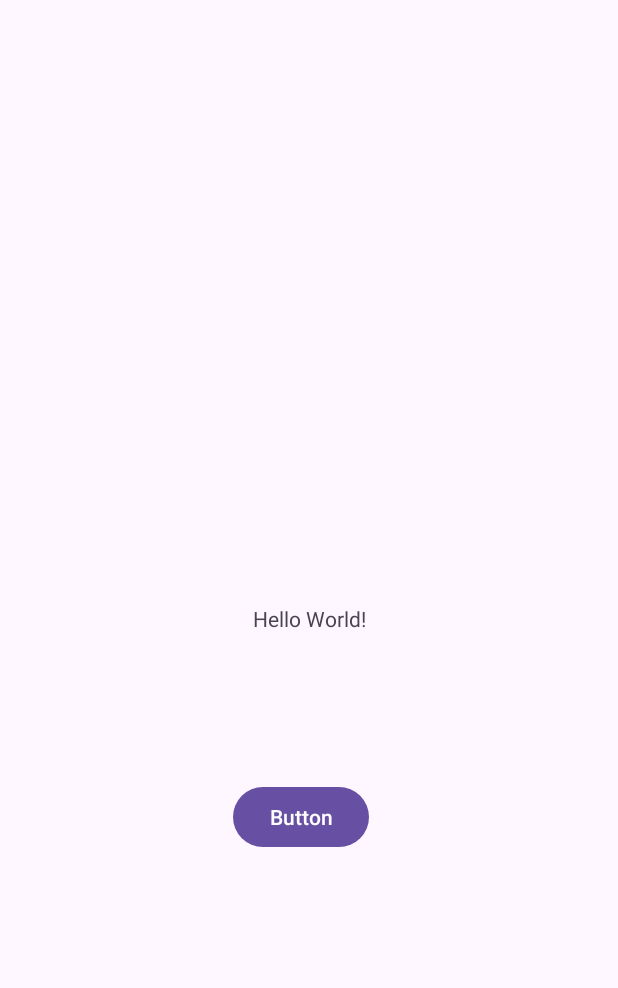
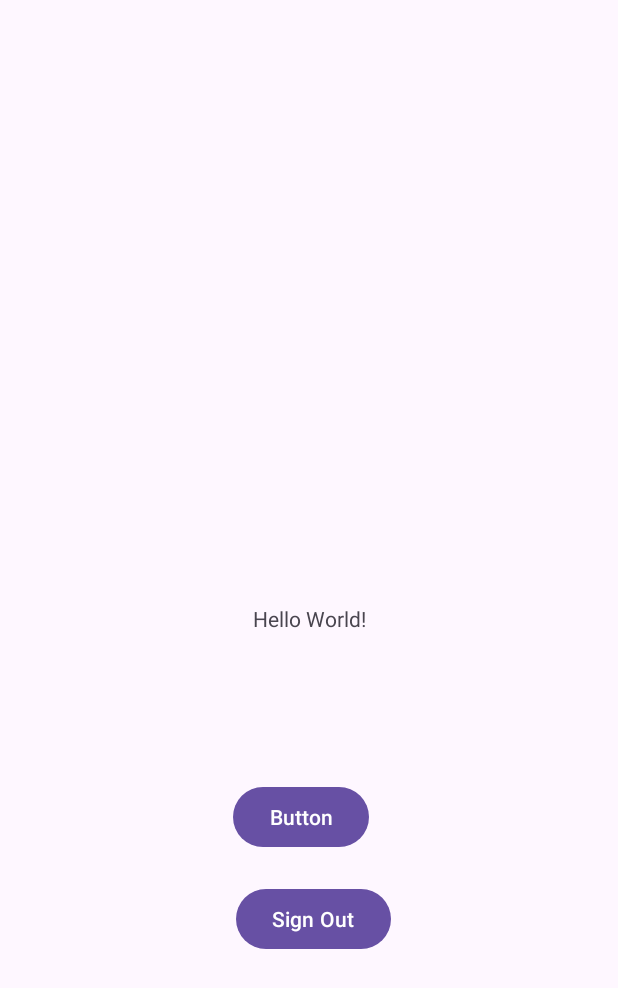
Before and after one commit to MarkusCasius/SoftwareDevelopmentAssignment2, an Android app: the layout activity_main.xml on its own in the app's theme, with its tools: preview values and no code run, on a phone screen of 412 x 824 dp. Shown: the top 988 px of the screen. Run offline under Robolectric (Android 15) with nearby library versions, the phone set to English and light mode, and no system bars.

```diff
--- a/Assessment2/app/src/main/res/layout/activity_main.xml
+++ b/Assessment2/app/src/main/res/layout/activity_main.xml
@@ -33,4 +33,18 @@
         app:layout_constraintTop_toBottomOf="@+id/textView"
         app:layout_constraintVertical_bias="1.0" />
 
+    <Button
+        android:id="@+id/SignOutButton"
+        android:layout_width="wrap_content"
+        android:layout_height="wrap_content"
+        android:layout_marginStart="163dp"
+        android:layout_marginTop="19dp"
+        android:layout_marginEnd="157dp"
+        android:layout_marginBottom="187dp"
+        android:text="Sign Out"
+        app:layout_constraintBottom_toBottomOf="parent"
+        app:layout_constraintEnd_toEndOf="parent"
+        app:layout_constraintStart_toStartOf="parent"
+        app:layout_constraintTop_toBottomOf="@+id/GotoAuthButton" />
+
 </androidx.constraintlayout.widget.ConstraintLayout>
--- a/Assessment2/app/src/main/res/layout/activity_verification.xml
+++ b/Assessment2/app/src/main/res/layout/activity_verification.xml
@@ -1,6 +1,5 @@
 <?xml version="1.0" encoding="utf-8"?>
 <androidx.constraintlayout.widget.ConstraintLayout xmlns:android="http://schemas.android.com/apk/res/android"
+    xmlns:tools="http://schemas.android.com/tools"
     android:layout_width="match_parent"
-    android:layout_height="match_parent">
-
-</androidx.constraintlayout.widget.ConstraintLayout>
+    android:layout_height="match_parent"/>
```
Also changed, not shown: Assessment2/app/src/main/java/com/example/softwaredevelopmentassessment2/MainActivity.java (+109 -27 lines).
